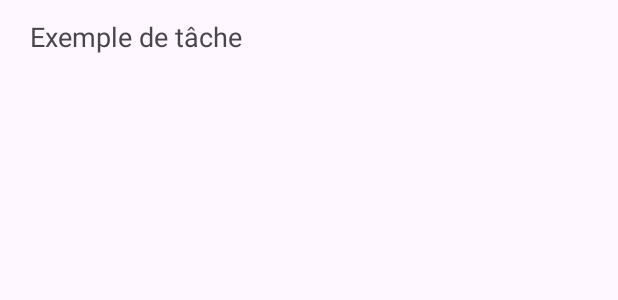
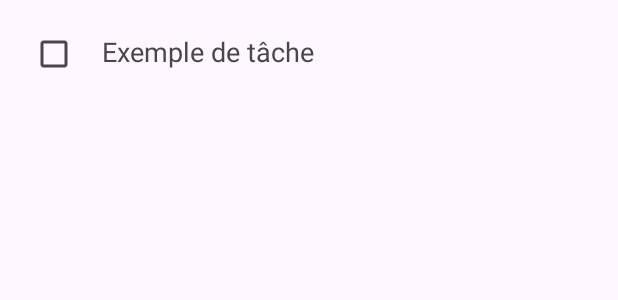
Before and after one commit to sindakhelil/SMARTtodoLISTAPP, an Android app: the layout item_task.xml on its own in the app's theme, with its tools: preview values and no code run, on a phone screen of 412 x 824 dp. Shown: the top 300 px of the screen. Run offline under Robolectric (Android 15) with nearby library versions, the light colour scheme and no system bars.

Commit message:
item_TASK UPDATE

```diff
--- a/app/src/main/res/layout/item_task.xml
+++ b/app/src/main/res/layout/item_task.xml
@@ -1,10 +1,13 @@
-<?xml version="1.0" encoding="utf-8"?>
 <LinearLayout xmlns:android="http://schemas.android.com/apk/res/android"
     android:layout_width="match_parent"
     android:layout_height="wrap_content"
     android:orientation="horizontal"
-    android:padding="12dp"
-    android:background="?attr/selectableItemBackground">
+    android:padding="12dp">
+
+    <CheckBox
+        android:id="@+id/checkBoxTask"
+        android:layout_width="wrap_content"
+        android:layout_height="wrap_content" />
 
     <TextView
         android:id="@+id/tvTask"
@@ -13,5 +16,4 @@
         android:text="Exemple de tâche"
         android:textSize="18sp"
         android:layout_marginStart="8dp" />
-
 </LinearLayout>
```
Also changed, not shown: app/src/main/java/com/example/smarttodolistapp/MainActivity.java (+46 -9 lines), app/src/main/java/com/example/smarttodolistapp/Task.java (+33 -12 lines).
